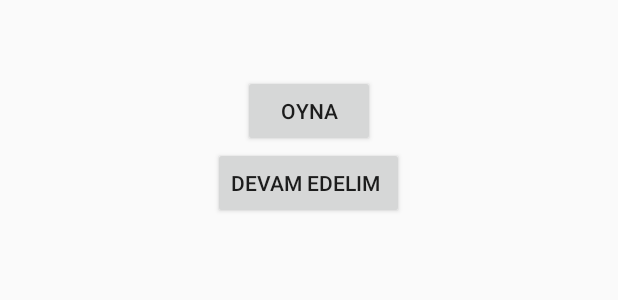
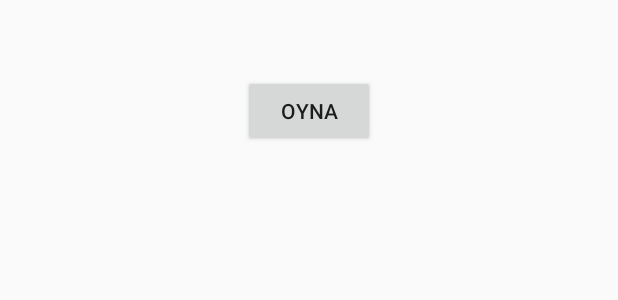
Before and after one commit to tahabayi/Kelime-Oyunu, an Android app: the layout activity_main.xml on its own in the app's theme, with its tools: preview values and no code run, on a phone screen of 412 x 824 dp. Shown: the top 300 px of the screen. Run offline under Robolectric (Android 15) with nearby library versions, the phone set to English and light mode, and no system bars.

```diff
--- a/app/src/main/java/com/tml/kelimeoyunu/TimeCounter.java
+++ b/app/src/main/java/com/tml/kelimeoyunu/TimeCounter.java
@@ -1,5 +1,6 @@
 package com.tml.kelimeoyunu;
 
+import android.os.Handler;
 import android.widget.TextView;
 
 /**
@@ -8,11 +9,29 @@ import android.widget.TextView;
 
 public class TimeCounter {
 
+    public int getUpperLimit() {
+        return upperLimit;
+    }
+
+    public void setUpperLimit(int upperLimit) {
+        this.upperLimit = upperLimit;
+    }
+
     private int upperLimit;
     private TextView tView;
     private boolean isRunning = false;
     private boolean show ;
+
+    public Handler getTimerHandler() {
+        return timerHandler;
+    }
+
     private android.os.Handler timerHandler= new android.os.Handler();
+
+    public void setTimerRunnable(Runnable timerRunnable) {
+        this.timerRunnable = timerRunnable;
+    }
+
     private Runnable timerRunnable = new Runnable() {
         @Override
         public void run() {
@@ -23,7 +42,7 @@ public class TimeCounter {
             }else if(upperLimit != 0){
                 upperLimit--;
             }else{
-                    tView.setText("Süre doldu!");
+                tView.setText("Süre doldu!");
             }
 
 
--- a/app/src/main/res/layout/activity_main.xml
+++ b/app/src/main/res/layout/activity_main.xml
@@ -6,32 +6,14 @@
     android:layout_height="match_parent"
     tools:context="com.tml.kelimeoyunu.PlaymainActivity">
 
-    <TextView
-        android:layout_width="wrap_content"
-        android:layout_height="wrap_content"
-        android:id="@+id/time_view"
-        android:layout_centerHorizontal="true"
-        android:layout_margin="10dp"
-        />
-
     <Button
         android:layout_width="wrap_content"
         android:layout_height="wrap_content"
         android:text="Oyna"
         android:layout_centerHorizontal="true"
         android:layout_marginTop="50dp"
-        android:id="@+id/btn_pause"
-        />
-
-    <Button
-        android:layout_width="wrap_content"
-        android:layout_height="wrap_content"
-        android:text="Devam edelim "
-        android:layout_below="@id/btn_pause"
-        android:layout_centerHorizontal="true"
-        android:id="@+id/btn_resume"
+        android:id="@+id/btn_play"
         />
 
 
-
 </RelativeLayout>
--- a/app/src/main/res/layout/activity_playmain.xml
+++ b/app/src/main/res/layout/activity_playmain.xml
@@ -5,6 +5,7 @@
     android:weightSum="100"
     android:background="@drawable/background"
     android:padding="10dp"
+    android:id="@+id/layout_play"
     >
 
     <RelativeLayout
```
Also changed, not shown: app/src/main/java/com/tml/kelimeoyunu/Game.java (added, +32 -0 lines), app/src/main/java/com/tml/kelimeoyunu/MainActivity.java (+31 -9 lines), app/src/main/java/com/tml/kelimeoyunu/PlaymainActivity.java (+133 -57 lines).
